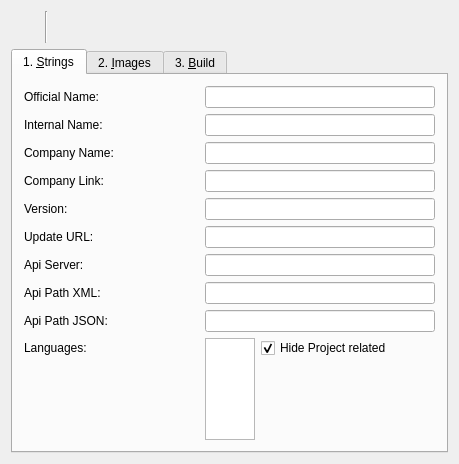
This is QEasyCust/qeasycustdlg.ui in code-google-com/vlc-record as Qt 5 draws it before an edit. The edited form follows.
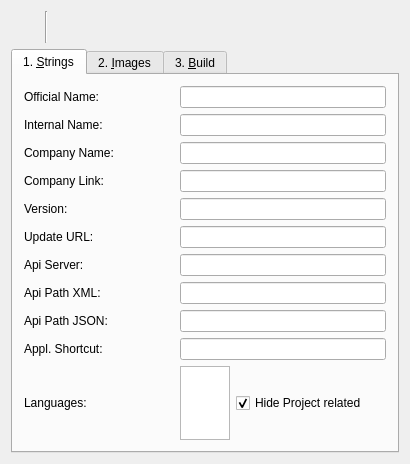
This is the edited form. Icons and pictures are not drawn.

Commit message: - prepare application shortcut

Diff of the .ui file:
```diff
--- a/QEasyCust/qeasycustdlg.ui
+++ b/QEasyCust/qeasycustdlg.ui
@@ -6,8 +6,8 @@
    <rect>
     <x>0</x>
     <y>0</y>
-    <width>459</width>
-    <height>431</height>
+    <width>410</width>
+    <height>436</height>
    </rect>
   </property>
   <property name="windowTitle">
@@ -361,6 +361,23 @@
         </widget>
        </item>
        <item row="9" column="0">
+        <widget class="QLabel" name="label_11">
+         <property name="text">
+          <string>Appl. Shortcut: </string>
+         </property>
+        </widget>
+       </item>
+       <item row="9" column="1" colspan="2">
+        <widget class="QLineEdit" name="lineApplShortCut">
+         <property name="toolTip">
+          <string>&lt;html&gt;&lt;head/&gt;&lt;body&gt;&lt;p&gt;&lt;span style=&quot; font-weight:600;&quot;&gt;Application Shortcut&lt;/span&gt;&lt;/p&gt;&lt;p&gt;A 3 character string e.g. &amp;quot;ktv&amp;quot; for Kartina.TV. If you don't know anything about, leave it blank!&lt;/p&gt;&lt;/body&gt;&lt;/html&gt;</string>
+         </property>
+         <property name="text">
+          <string/>
+         </property>
+        </widget>
+       </item>
+       <item row="10" column="0">
         <widget class="QLabel" name="label_10">
          <property name="text">
           <string>Languages:</string>
@@ -370,7 +387,7 @@
          </property>
         </widget>
        </item>
-       <item row="9" column="1" rowspan="2">
+       <item row="10" column="1">
         <widget class="QListWidget" name="listLang">
          <property name="maximumSize">
           <size>
@@ -389,7 +406,7 @@
          </property>
         </widget>
        </item>
-       <item row="9" column="2">
+       <item row="10" column="2">
         <widget class="QCheckBox" name="checkHideProj">
          <property name="text">
           <string>Hide Project related</string>
```
Left out of the diff: 2 changed lines with no effect on the pictures. The commit also changes 3 other files.
